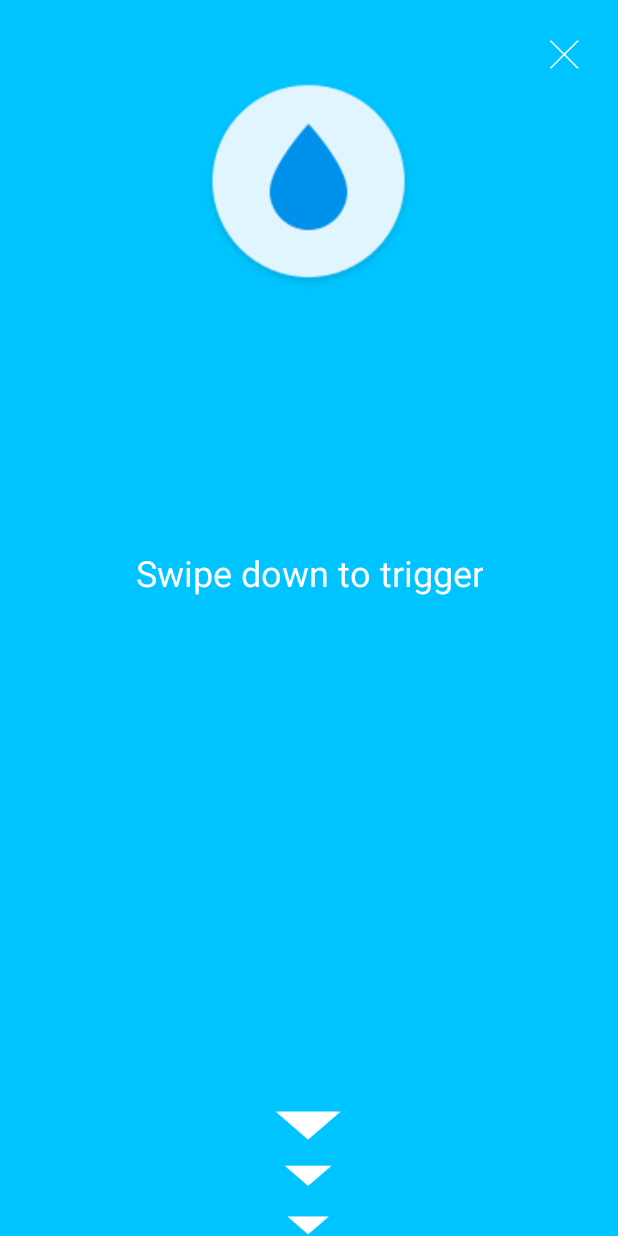
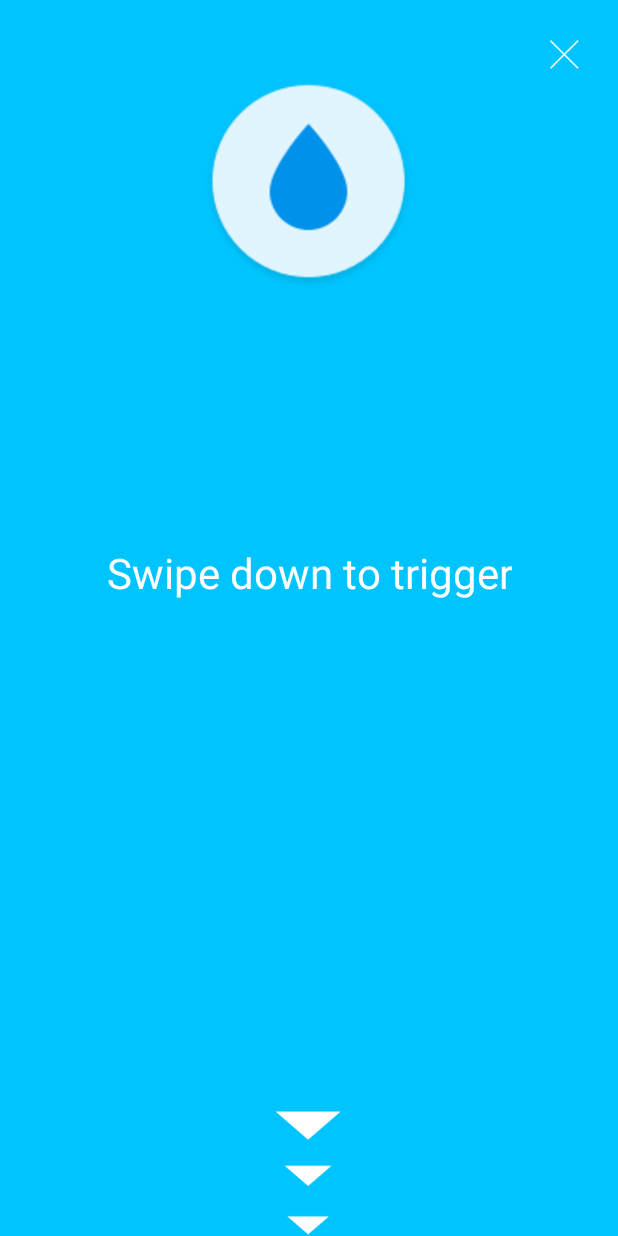
Before and after one commit to guardianproject/ripple, an Android app: the PanicActivity screen opened directly, with no data from a screen before it, on a phone screen of 412 x 824 dp. Run offline under Robolectric (Android 15) with nearby library versions, the phone set to English and light mode, and no system bars.

Commit message:
adjust final "Done" screen to Carrie's drawings
https://dev.guardianproject.info/boards/21/topics/390

```diff
--- a/app/src/main/java/info/guardianproject/ripple/CountDownActivity.java
+++ b/app/src/main/java/info/guardianproject/ripple/CountDownActivity.java
@@ -110,10 +110,10 @@ public class CountDownActivity extends Activity {
     }
 
     private void showDoneScreen() {
-        mCountDownNumber.setText(R.string.done);
-        mCountDownNumber.setTextSize(TypedValue.COMPLEX_UNIT_SP, 64);
+        mTouchToCancel.setText(R.string.done);
+        mTouchToCancel.setTextSize(TypedValue.COMPLEX_UNIT_SP, 64);
         mCancelButton.setVisibility(View.GONE);
-        mTouchToCancel.setVisibility(View.GONE);
+        mCountDownNumber.setVisibility(View.GONE);
     }
 
     private class CountDownAsyncTask extends AsyncTask<Void, Integer, Void> {
--- a/app/src/main/res/layout/activity_count_down.xml
+++ b/app/src/main/res/layout/activity_count_down.xml
@@ -37,6 +37,6 @@
         android:text="@string/tap_anywhere_to_cancel"
         android:textAppearance="?android:attr/textAppearanceLarge"
         android:textColor="@color/triggered_text"
-        android:textSize="24sp" />
+        android:textSize="28sp" />
 
 </RelativeLayout>
--- a/app/src/main/res/layout/activity_panic.xml
+++ b/app/src/main/res/layout/activity_panic.xml
@@ -53,7 +53,7 @@
             android:text="@string/swipe_down_to_trigger"
             android:textAppearance="?android:attr/textAppearanceLarge"
             android:textColor="@android:color/white"
-            android:textSize="24sp" />
+            android:textSize="28sp" />
 
         <ImageButton
             android:id="@+id/panic_swipe_button"
```
